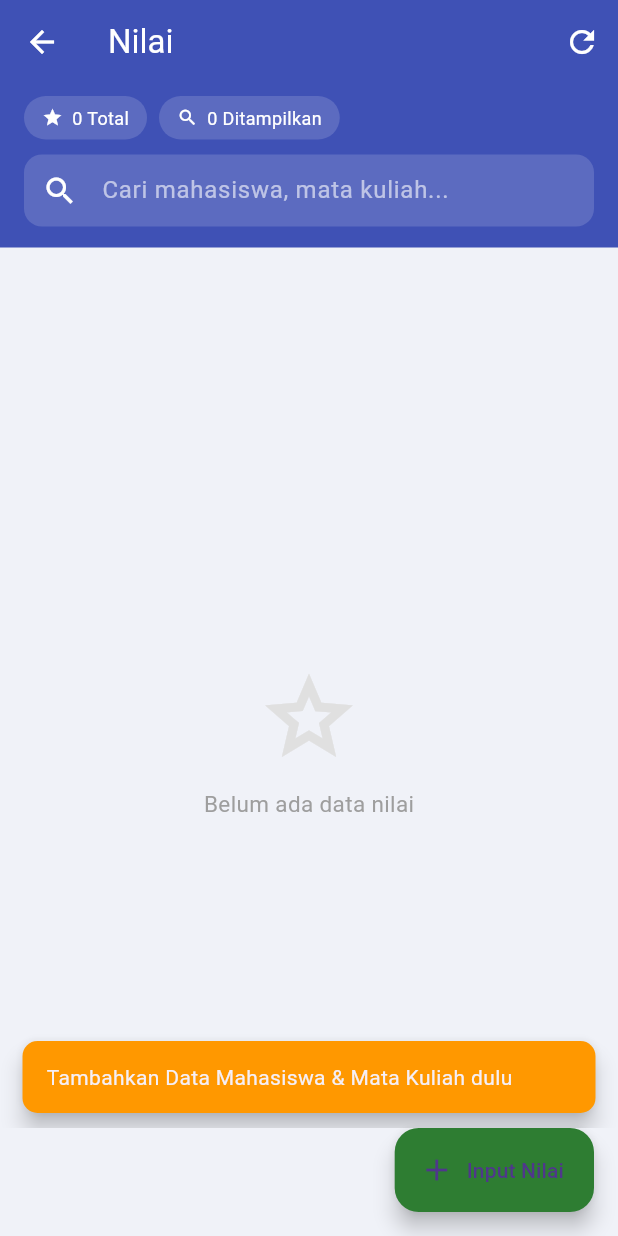
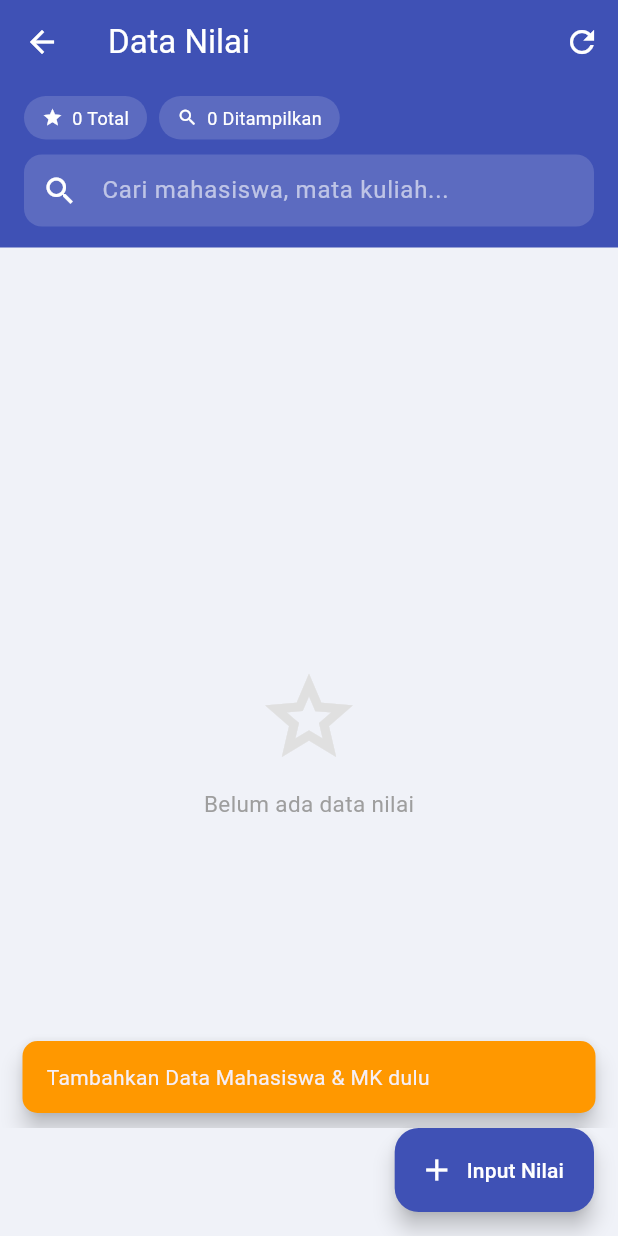
Before and after one commit to mhdanggaalhakim/Aplikasi-AKADEMIK-prototype-, a Flutter app: the NilaiPage screen opened directly, after a tap on "Input Nilai", on a phone screen of 412 x 824 dp. Run offline on Flutter 3.47's test engine with Material 3 defaults, Android fonts, the phone set to English and light mode, and no system bars; our stand-ins replace cloud_firestore, firebase_auth, firebase_core, pdf, printing; accounts and stored records are empty.

Commit message:
Update halaman nilai

```diff
--- a/lib/pages/nilai_page.dart
+++ b/lib/pages/nilai_page.dart
@@ -14,10 +14,12 @@ class NilaiPage extends StatefulWidget {
 class _NilaiPageState extends State<NilaiPage> {
   final _firestore = FirebaseFirestore.instance;
 
-  List<Map<String, dynamic>> listNilai = [];
   List<Map<String, dynamic>> listMahasiswa = [];
   List<Map<String, dynamic>> listMataKuliah =
       []; // untuk dosen: cuma mk yg diampu
+  Set<String> allowedMkIds = {}; // Menyimpan ID MK yang diampu dosen
+
+  Stream<QuerySnapshot>? _nilaiStream;
 
   bool isLoading = true;
   bool isSaving = false;
@@ -31,44 +33,42 @@ class _NilaiPageState extends State<NilaiPage> {
   @override
   void initState() {
     super.initState();
-    getData();
+    initData();
   }
 
   String _s(dynamic v) => (v ?? '').toString();
   num _n(dynamic v) => v is num ? v : (num.tryParse(_s(v)) ?? 0);
 
-  Future<void> getData() async {
+  // Fungsi initData() menyiapkan data pendukung (Mhs, MK, Jadwal) dan menginisialisasi Stream
+  Future<void> initData() async {
     setState(() => isLoading = true);
     try {
-      // Dosen hanya boleh melihat & input nilai utk mata kuliah yg dia ampu
-      // (dicek dari jadwal mengajarnya), dihitung DULU sebelum ambil nilai.
-      Set<String> allowedMkIds = {};
-
       if (canInput) {
+        // Ambil data Mahasiswa
         final mhsSnap = await _firestore
             .collection('users')
             .where('role', isEqualTo: 'mahasiswa')
             .where('isActive', isEqualTo: true)
             .get();
-        listMahasiswa = mhsSnap.docs.map((doc) {
-          final data = doc.data();
-          data['id'] = doc.id;
-          return data;
-        }).toList();
+        listMahasiswa = mhsSnap.docs
+            .map((doc) => {...doc.data(), 'id': doc.id})
+            .toList();
 
         if (isAdmin) {
+          // Admin bebas akses semua MK
           final mkSnap = await _firestore.collection('mata_kuliah').get();
-          listMataKuliah = mkSnap.docs.map((doc) {
-            final data = doc.data();
-            data['id'] = doc.id;
-            return data;
-          }).toList();
+          listMataKuliah = mkSnap.docs
+              .map((doc) => {...doc.data(), 'id': doc.id})
+              .toList();
         } else if (isDosen && widget.userId != null) {
+          // Dosen difilter berdasarkan Jadwal
           final jadwalSnap = await _firestore
               .collection('jadwal')
               .where('dosenId', isEqualTo: widget.userId)
               .get();
           final mkMap = <String, Map<String, dynamic>>{};
+          allowedMkIds.clear();
+
           for (var doc in jadwalSnap.docs) {
             final d = doc.data();
             final id = _s(d['mataKuliahId']);
@@ -85,40 +85,16 @@ class _NilaiPageState extends State<NilaiPage> {
         }
       }
 
-      Query<Map<String, dynamic>> q = _firestore.collection('nilai');
+      // Siapkan aliran data REAL-TIME (Sinkronisasi Otomatis)
+      Query q = _firestore.collection('nilai');
       if (isMahasiswa && widget.userId != null) {
         q = q.where('mahasiswaId', isEqualTo: widget.userId);
       }
-      final nilaiSnap = await q.get();
-      var nilai = nilaiSnap.docs.map((doc) {
-        final data = doc.data();
-        data['id'] = doc.id;
-        return data;
-      }).toList();
-
-      // Filter di sisi client: dosen hanya lihat nilai mata kuliah yg dia ampu
-      if (isDosen) {
-        nilai = nilai
-            .where((n) => allowedMkIds.contains(_s(n['mataKuliahId'])))
-            .toList();
-      }
-
-      nilai.sort(
-        (a, b) => _s(a['mahasiswaNama']).compareTo(_s(b['mahasiswaNama'])),
-      );
-      setState(() => listNilai = nilai);
+      _nilaiStream = q.snapshots();
     } catch (e) {
       _snack("Gagal mengambil data: $e", Colors.red);
     }
     setState(() => isLoading = false);
-  }
-
-  List<Map<String, dynamic>> get filtered {
-    if (keyword.isEmpty) return listNilai;
-    return listNilai.where((n) {
-      return _s(n['mahasiswaNama']).toLowerCase().contains(keyword) ||
-          _s(n['mataKuliahNama']).toLowerCase().contains(keyword);
-    }).toList();
   }
 
   void _snack(String msg, Color color) {
@@ -191,7 +167,7 @@ class _NilaiPageState extends State<NilaiPage> {
                       children: [
                         Icon(
                           isEdit ? Icons.edit : Icons.add_box,
-                          color: const Color(0xFF2E7D32),
+                          color: const Color(0xFF3F51B5),
                         ),
                         const SizedBox(width: 8),
                         Text(
@@ -277,7 +253,7 @@ class _NilaiPageState extends State<NilaiPage> {
                         const SizedBox(width: 8),
                         ElevatedButton.icon(
                           style: ElevatedButton.styleFrom(
-                            backgroundColor: const Color(0xFF2E7D32),
+                            backgroundColor: const Color(0xFF3F51B5),
                             foregroundColor: Colors.white,
                             shape: RoundedRectangleBorder(
                               borderRadius: BorderRadius.circular(10),
@@ -307,6 +283,7 @@ class _NilaiPageState extends State<NilaiPage> {
                                       'namaMk': _s(item?['mataKuliahNama']),
                                     },
                                   );
+
                                   final ok = isEdit
                                       ? await update(
                                           id: item['id'].toString(),
@@ -323,6 +300,7 @@ class _NilaiPageState extends State<NilaiPage> {
                                           uts: cUts.text.trim(),
                                           uas: cUas.text.trim(),
                                         );
+
                                   setDialogState(() => isSaving = false);
                                   if (ok && dialogContext.mounted)
                                     Navigator.pop(dialogContext);
@@ -403,7 +381,7 @@ class _NilaiPageState extends State<NilaiPage> {
         'updatedAt': FieldValue.serverTimestamp(),
       });
       _snack("Nilai berhasil disimpan", Colors.green);
-      getData();
+      // Tidak perlu getData() lagi karena kita pakai StreamBuilder
       return true;
     } catch (e) {
       _snack("Error: $e", Colors.red);
@@ -435,7 +413,7 @@ class _NilaiPageState extends State<NilaiPage> {
         'updatedAt': FieldValue.serverTimestamp(),
       });
       _snack("Nilai berhasil diupdate", Colors.green);
-      getData();
+      // Sinkron real-time, tidak perlu panggil getData()
       return true;
     } catch (e) {
       _snack("Error: $e", Colors.red);
@@ -478,7 +456,6 @@ class _NilaiPageState extends State<NilaiPage> {
     try {
       await _firestore.collection('nilai').doc(id).delete();
       _snack("Nilai berhasil dihapus", Colors.green);
-      getData();
     } catch (e) {
       _snack("Error: $e", Colors.red);
     }
@@ -487,8 +464,9 @@ class _NilaiPageState extends State<NilaiPage> {
   @override
   Widget build(BuildContext context) {
     final isWide = MediaQuery.of(context).size.width >= 800;
-    final data = filtered;
-    final title = isMahasiswa ? "Nilai / Transkrip" : "Nilai";
+    final title = isMahasiswa
+        ? "Nilai / Transkrip"
+        : (isDosen ? "Input Nilai" : "Data Nilai");
 
     return Scaffold(
       backgroundColor: const Color(0xFFF0F2F8),
@@ -498,7 +476,7 @@ class _NilaiPageState extends State<NilaiPage> {
         title: Text(title),
         elevation: 0,
         actions: [
-          IconButton(onPressed: getData, icon: const Icon(Icons.refresh)),
+          IconButton(onPressed: initData, icon: const Icon(Icons.refresh)),
         ],
       ),
       floatingActionButton: canInput
@@ -506,66 +484,137 @@ class _NilaiPageState extends State<NilaiPage> {
               onPressed: (listMahasiswa.isEmpty || listMataKuliah.isEmpty)
                   ? () => _snack(
                       isDosen
-                          ? "Kamu belum ditugaskan mengajar mata kuliah apapun (cek Penjadwalan)"
-                          : "Tambahkan Data Mahasiswa & Mata Kuliah dulu",
+                          ? "Kamu belum ditugaskan mengajar mata kuliah apapun"
+                          : "Tambahkan Data Mahasiswa & MK dulu",
                       Colors.orange,
                     )
                   : () => showFormDialog(),
-              backgroundColor: const Color(0xFF2E7D32),
+              backgroundColor: const Color(0xFF3F51B5),
+              foregroundColor: Colors.white,
               icon: const Icon(Icons.add),
               label: const Text("Input Nilai"),
             )
           : null,
-      body: Column(
+      // Menggunakan StreamBuilder agar SINKRON OTOMATIS REAL-TIME
+      body: isLoading
+          ? const Center(
+              child: CircularProgressIndicator(color: Color(0xFF3F51B5)),
+            )
+          : StreamBuilder<QuerySnapshot>(
+              stream: _nilaiStream,
+              builder: (context, snapshot) {
+                if (snapshot.hasError)
+                  return const Center(child: Text("Terjadi Kesalahan"));
+                if (snapshot.connectionState == ConnectionState.waiting) {
+                  return const Center(
+                    child: CircularProgressIndicator(color: Color(0xFF3F51B5)),
+                  );
+                }
+
+                // Parse Data dari Stream
+                var allNilai = snapshot.data!.docs
+                    .map(
+                      (doc) => {
+                        ...doc.data() as Map<String, dynamic>,
+                        'id': doc.id,
+                      },
+                    )
+                    .toList();
+
+                // Filter Dosen
+                if (isDosen) {
+                  allNilai = allNilai
+                      .where(
+                        (n) => allowedMkIds.contains(_s(n['mataKuliahId'])),
+                      )
+                      .toList();
+                }
+
+                allNilai.sort(
+                  (a, b) =>
+                      _s(a['mahasiswaNama']).compareTo(_s(b['mahasiswaNama'])),
+                );
+
+                // Filter Keyword (Pencarian)
+                var filteredData = allNilai;
+                if (keyword.isNotEmpty) {
+                  filteredData = allNilai
+                      .where(
+                        (n) =>
+                            _s(
+                              n['mahasiswaNama'],
+                            ).toLowerCase().contains(keyword) ||
+                            _s(
+                              n['mataKuliahNama'],
+                            ).toLowerCase().contains(keyword),
+                      )
+                      .toList();
+                }
+
+                return Column(
                   children: [
                     Container(
                       color: const Color(0xFF3F51B5),
                       padding: const EdgeInsets.fromLTRB(16, 8, 16, 14),
                       child: Column(
                         children: [
-                if (isMahasiswa) _ipkChip(data),
+                          if (isMahasiswa) _ipkChip(filteredData),
                           if (!isMahasiswa)
                             Row(
                               children: [
-                      _statChip(Icons.grade, "${listNilai.length}", "Total"),
+                                _statChip(
+                                  Icons.grade,
+                                  "${allNilai.length}",
+                                  "Total",
+                                ),
                                 const SizedBox(width: 8),
-                      _statChip(Icons.search, "${data.length}", "Ditampilkan"),
+                                _statChip(
+                                  Icons.search,
+                                  "${filteredData.length}",
+                                  "Ditampilkan",
+                                ),
                               ],
                             ),
                           const SizedBox(height: 10),
                           TextField(
-                  onChanged: (v) => setState(() => keyword = v.toLowerCase()),
+                            onChanged: (v) =>
+                                setState(() => keyword = v.toLowerCase()),
                             style: const TextStyle(color: Colors.white),
                             decoration: InputDecoration(
                               hintText: isMahasiswa
                                   ? "Cari mata kuliah..."
                                   : "Cari mahasiswa, mata kuliah...",
-                    hintStyle: TextStyle(color: Colors.white.withOpacity(0.6)),
-                    prefixIcon: const Icon(Icons.search, color: Colors.white),
+                              hintStyle: TextStyle(
+                                color: Colors.white.withOpacity(0.6),
+                              ),
+                              prefixIcon: const Icon(
+                                Icons.search,
+                                color: Colors.white,
+                              ),
                               filled: true,
                               fillColor: Colors.white.withOpacity(0.15),
                               border: OutlineInputBorder(
                                 borderRadius: BorderRadius.circular(12),
                                 borderSide: BorderSide.none,
                               ),
-                    contentPadding: const EdgeInsets.symmetric(vertical: 0),
+                              contentPadding: const EdgeInsets.symmetric(
+                                vertical: 0,
+                              ),
                             ),
                           ),
                         ],
                       ),
                     ),
                     Expanded(
-            child: isLoading
-                ? const Center(
-                    child: CircularProgressIndicator(color: Color(0xFF3F51B5)),
-                  )
-                : data.isEmpty
+                      child: filteredData.isEmpty
                           ? _buildEmpty()
                           : isWide
-                ? _buildTable(data)
-                : _buildCardList(data),
+                          ? _buildTable(filteredData)
+                          : _buildCardList(filteredData),
                     ),
                   ],
+                );
+              },
             ),
     );
   }
@@ -626,6 +675,7 @@ class _NilaiPageState extends State<NilaiPage> {
                     final rowColor = i % 2 == 0
                         ? Colors.white
                         : const Color(0xFFF5F6FF);
+
                     return Container(
                       color: rowColor,
                       padding: const EdgeInsets.symmetric(
@@ -932,7 +982,10 @@ class _NilaiPageState extends State<NilaiPage> {
   InputDecoration _dec(String label, IconData icon) {
     return InputDecoration(
       labelText: label,
-      prefixIcon: Icon(icon, color: const Color(0xFF2E7D32)),
+      prefixIcon: Icon(
+        icon,
+        color: const Color(0xFF3F51B5),
+      ), // Warna diseragamkan
       border: const OutlineInputBorder(
         borderRadius: BorderRadius.all(Radius.circular(10)),
       ),
```
Lines whose indentation alone changed are shown as unchanged.
